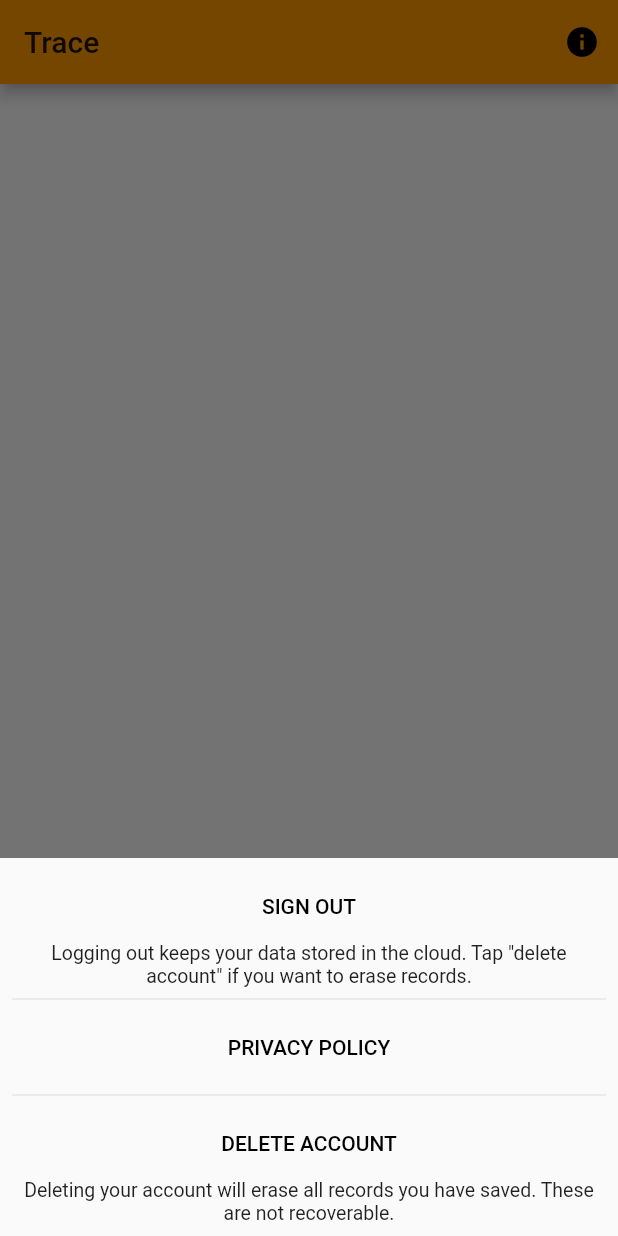
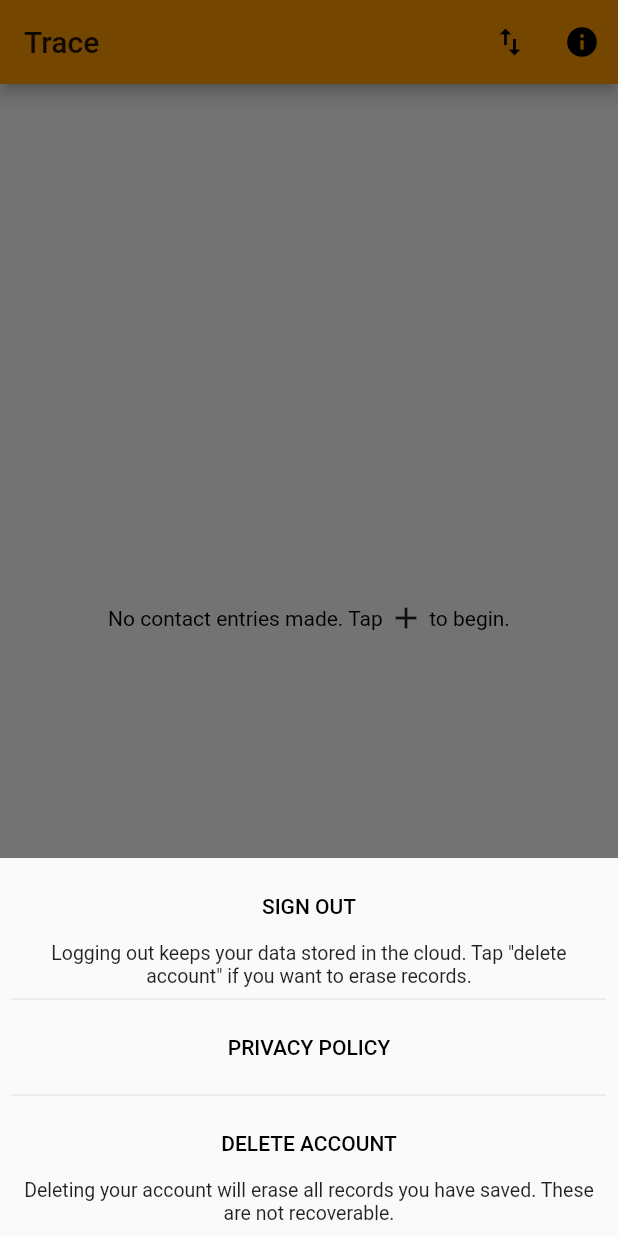
Before and after one commit to blowonthepi/trace, a Flutter app: the MyHomePage screen opened directly, after a tap on the "info" icon, on a phone screen of 412 x 824 dp. Run offline on Flutter 3.47's test engine with Material 2 defaults, Android fonts, the phone set to English and light mode, and no system bars; our stand-ins replace cloud_firestore, firebase_auth, url_launcher_web; missing offline and left inert: cloud_firestore_web, dart:html, encrypt, firebase_auth_web, firebase_core_web, smart_select; accounts and stored records are empty.

Commit message:
Code clean up

```diff
--- a/lib/add_person.dart
+++ b/lib/add_person.dart
@@ -1,11 +1,16 @@
 import 'package:cloud_firestore/cloud_firestore.dart';
+import 'package:encrypt/encrypt.dart';
 import 'package:firebase_auth/firebase_auth.dart';
 import 'package:flutter/material.dart';
+
+import 'encrypt-values.dart';
 
 class AddPerson extends StatefulWidget {
   @override
   _AddPersonState createState() => _AddPersonState();
 }
+
+final encrypter = Encrypter(AES(EncVals().key));
 
 class _AddPersonState extends State<AddPerson> {
   TimeOfDay picked;
@@ -103,7 +108,8 @@ class _AddPersonState extends State<AddPerson> {
     setState(() => loading = true);
     await FirebaseAuth.instance.currentUser().then((value) {
       Firestore.instance.collection('con-'+value.uid).document()
-          .setData({ 'name': name }).then((value) {
+          .setData({ 'name': encrypter.encrypt(name, iv: EncVals().iv).base64, 'isEncrypted': true })
+          .then((value) {
             Navigator.pop(context);
       }).catchError((e) {
         setState(() => loading = false);
--- a/lib/main.dart
+++ b/lib/main.dart
@@ -110,6 +110,10 @@ class _MyHomePageState extends State<MyHomePage> {
       appBar: AppBar(
         title: Text(home ? "Trace" : "People"),
         actions: [
+          IconButton(
+            icon: Icon(Icons.import_export),
+            onPressed: exportData,
+          ),
           IconButton(
             icon: Icon(Icons.info),
             onPressed: showSettingsDialog,
@@ -236,24 +240,55 @@ class _MyHomePageState extends State<MyHomePage> {
     );
   }
 
+  void exportData() {
+
+  }
+
   Widget main() {
     if(home) {
       return loading ? Center(child: CircularProgressIndicator(),) :
       userLoggedIn == false ? Center(child: CircularProgressIndicator(),) : StreamBuilder(
         stream: Firestore.instance.collection('con-'+user.uid).orderBy("name", descending: false).snapshots(),
         builder: (context, snapshot) {
+          // Catch empty data
           if(snapshot.data == null) return Center(child: CircularProgressIndicator());
           if(snapshot.data.documents.isEmpty) {
-            return Container();
+            currentHome = 1;
+            return Center(
+              child: RichText(
+                text: TextSpan(
+                    text: "No contact entries made. Tap ",
+                    style: TextStyle(color: Colors.black),
+                    children: [
+                      WidgetSpan(
+                        alignment: PlaceholderAlignment.middle,
+                        child: Icon(Icons.add),
+                      ),
+                      TextSpan(
+                        text: " to begin.",
+                      )
+                    ]
+                ),
+              ),
+            );
           }
 
+          // Contact Chip Filter
           List<String> contacts = new List();
           contacts.add("All");
           for(int i = 0; i < snapshot.data.documents.length; i++) {
             DocumentSnapshot document = snapshot.data.documents[i];
-            contacts.add(document['name']);
+            if(document['isEncrypted'] == null) { // Back-encrypt old contact data
+              reconfigureEncryption(document, false); // Encryption Maker, false = contact
+            }
+            try {
+              contacts.add(encrypter.decrypt64(document['name'], iv: EncVals().iv));
+            } catch (FormatException) {
+
+            }
           }
 
+          // Scrolling chip view
           return Column(
             children: [
               SizedBox(
@@ -293,6 +328,7 @@ class _MyHomePageState extends State<MyHomePage> {
                   }
                 ),
               ),
+              // Show/hide date search feature
               searchQuery.contains("All") ? Row(
                 mainAxisAlignment: MainAxisAlignment.center,
                 children: [
@@ -338,7 +374,7 @@ class _MyHomePageState extends State<MyHomePage> {
                   ) : Container(),
                 ],
               ) : Container(),
-              Expanded(
+              Expanded( // main area
                 child: StreamBuilder(
                   stream: Firestore.instance.collection("trace-"+user.uid).orderBy("date", descending: true).snapshots(),
                   builder: buildUserList,
@@ -386,7 +422,7 @@ class _MyHomePageState extends State<MyHomePage> {
         int count = 0;
 
         if(document['isEncrypted'] == null) {
-          reconfigureEncryption(document); // Encryption Maker
+          reconfigureEncryption(document, true); // Encryption Maker
         }
 
         for(String eName in document['names']) {
@@ -715,7 +751,8 @@ class _MyHomePageState extends State<MyHomePage> {
     );
   }
 
-  reconfigureEncryption(DocumentSnapshot document) {
+  reconfigureEncryption(DocumentSnapshot document, bool isEntry) {
+    if(isEntry) {
       List<String> names = new List();
       for(String name in document['names']) {
         names.add(encrypter.encrypt(name, iv: EncVals().iv).base64);
@@ -728,5 +765,12 @@ class _MyHomePageState extends State<MyHomePage> {
         'location': encrypter.encrypt(document['location'], iv: EncVals().iv).base64,
         'isEncrypted': true,
       });
+    } else {
+      Firestore.instance.collection("con-"+user.uid).document(document.documentID)
+          .updateData({
+        'name': encrypter.encrypt(document['name'], iv: EncVals().iv).base64,
+        'isEncrypted': true,
+      });
     }
   }
+}
--- a/pubspec.yaml
+++ b/pubspec.yaml
@@ -30,6 +30,8 @@ dependencies:
   url_launcher: ^5.4.7
   system_setting: any
   encrypt: ^4.0.2
+  path_provider: ^1.6.11
+  csv: ^4.0.3
 
 dev_dependencies:
   flutter_test:
```
Also changed, not shown: lib/add.dart (+32 -7 lines), lib/export.dart (added, +37 -0 lines), lib/people.dart (+7 -2 lines), pubspec.lock, 55 other files. Lines whose indentation alone changed are shown as unchanged.
